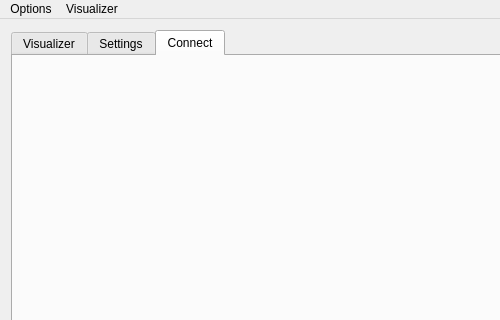
Above: mainwindow.ui from yorkrobotlab/ardebug before the change; both pictures show x 0 to 500 and y 0 to 320 of the 1058 by 913 pixel window. Below: the same form after it.
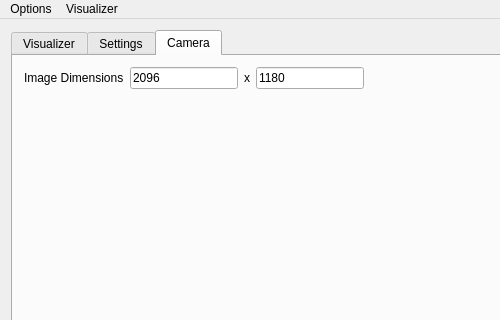
That is the form after the change. The open tabs and pages were chosen to show the change.

Commit message: Created settings singleton. Added camera resolution settings.

The edit to the form file:
```diff
--- a/mainwindow.ui
+++ b/mainwindow.ui
@@ -129,9 +129,70 @@
         </widget>
         <widget class="QWidget" name="connectTab">
          <attribute name="title">
-          <string>Connect</string>
+          <string>Camera</string>
          </attribute>
-         <layout class="QVBoxLayout" name="verticalLayout_6"/>
+         <layout class="QFormLayout" name="formLayout_8">
+          <item row="0" column="0">
+           <layout class="QFormLayout" name="formLayout_7">
+            <item row="0" column="0">
+             <widget class="QLabel" name="label_5">
+              <property name="text">
+               <string>Image Dimensions</string>
+              </property>
+             </widget>
+            </item>
+            <item row="0" column="1">
+             <layout class="QHBoxLayout" name="horizontalLayout_3">
+              <item>
+               <widget class="QLineEdit" name="imageXDimEdit">
+                <property name="sizePolicy">
+                 <sizepolicy hsizetype="MinimumExpanding" vsizetype="Fixed">
+                  <horstretch>0</horstretch>
+                  <verstretch>0</verstretch>
+                 </sizepolicy>
+                </property>
+                <property name="maximumSize">
+                 <size>
+                  <width>150</width>
+                  <height>16777215</height>
+                 </size>
+                </property>
+                <property name="text">
+                 <string>2096</string>
+                </property>
+               </widget>
+              </item>
+              <item>
+               <widget class="QLabel" name="label_3">
+                <property name="text">
+                 <string>x</string>
+                </property>
+               </widget>
+              </item>
+              <item>
+               <widget class="QLineEdit" name="imageYDimEdit">
+                <property name="sizePolicy">
+                 <sizepolicy hsizetype="MinimumExpanding" vsizetype="Fixed">
+                  <horstretch>0</horstretch>
+                  <verstretch>0</verstretch>
+                 </sizepolicy>
+                </property>
+                <property name="maximumSize">
+                 <size>
+                  <width>150</width>
+                  <height>16777215</height>
+                 </size>
+                </property>
+                <property name="text">
+                 <string>1180</string>
+                </property>
+               </widget>
+              </item>
+             </layout>
+            </item>
+           </layout>
+          </item>
+         </layout>
         </widget>
        </widget>
        <widget class="QTabWidget" name="robotTabWidget">
```
Left out of the diff: 4 changed lines with no effect on the pictures. The commit also changes 5 other files.
